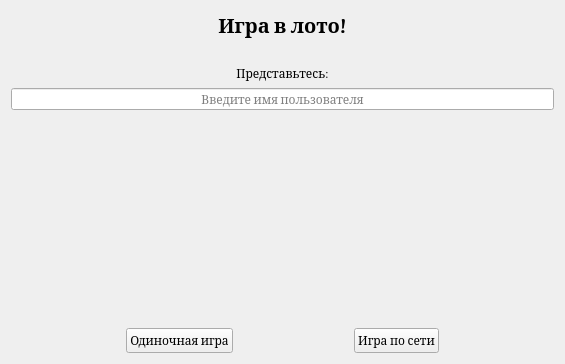
Old version of the form stoLoto_TCP_Qt/widgets/startform.ui in the repository LenaPakulina/StoLoto_TCP_Qt.
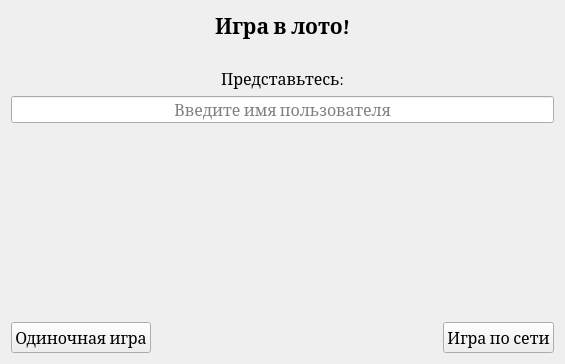
New version of the form.

Commit message: Добавила директивы по выводу отладочной информации

Diff of the .ui file:
```diff
--- a/stoLoto_TCP_Qt/widgets/startform.ui
+++ b/stoLoto_TCP_Qt/widgets/startform.ui
@@ -13,6 +13,7 @@
   <property name="font">
    <font>
     <family>Cambria</family>
+    <pointsize>12</pointsize>
    </font>
   </property>
   <property name="windowTitle">
@@ -24,7 +25,7 @@
      <property name="font">
       <font>
        <family>Cambria</family>
-       <pointsize>15</pointsize>
+       <pointsize>16</pointsize>
        <weight>75</weight>
        <bold>true</bold>
       </font>
@@ -94,19 +95,6 @@
    </item>
    <item>
     <layout class="QHBoxLayout" name="horizontalLayout_2">
-     <item>
-      <spacer name="horizontalSpacer_3">
-       <property name="orientation">
-        <enum>Qt::Horizontal</enum>
-       </property>
-       <property name="sizeHint" stdset="0">
-        <size>
-         <width>40</width>
-         <height>20</height>
-        </size>
-       </property>
-      </spacer>
-     </item>
      <item>
       <widget class="QPushButton" name="pb_playSingle">
        <property name="text">
@@ -134,19 +122,6 @@
        </property>
       </widget>
      </item>
-     <item>
-      <spacer name="horizontalSpacer_4">
-       <property name="orientation">
-        <enum>Qt::Horizontal</enum>
-       </property>
-       <property name="sizeHint" stdset="0">
-        <size>
-         <width>40</width>
-         <height>20</height>
-        </size>
-       </property>
-      </spacer>
-     </item>
     </layout>
    </item>
   </layout>
```
Left out of the diff: 3 changed lines with no effect on the pictures. The commit also changes 6 other files.
